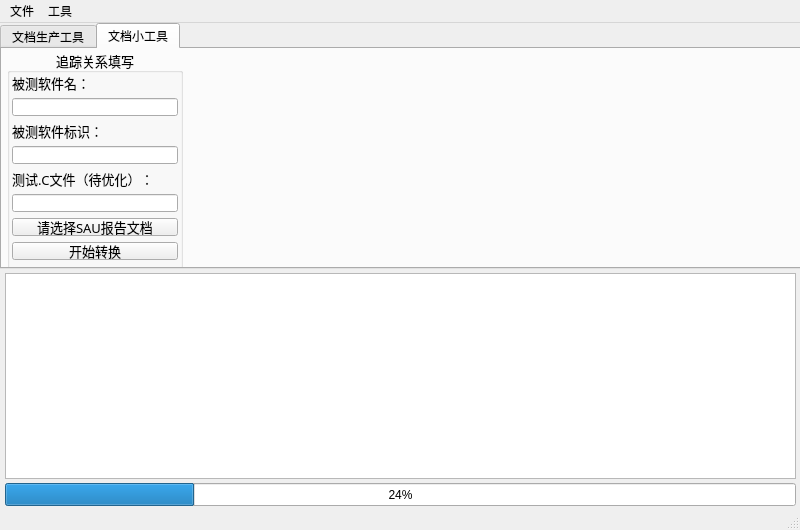
Qt form GUI.ui (ks3356143/newToolforTest) before a commit.
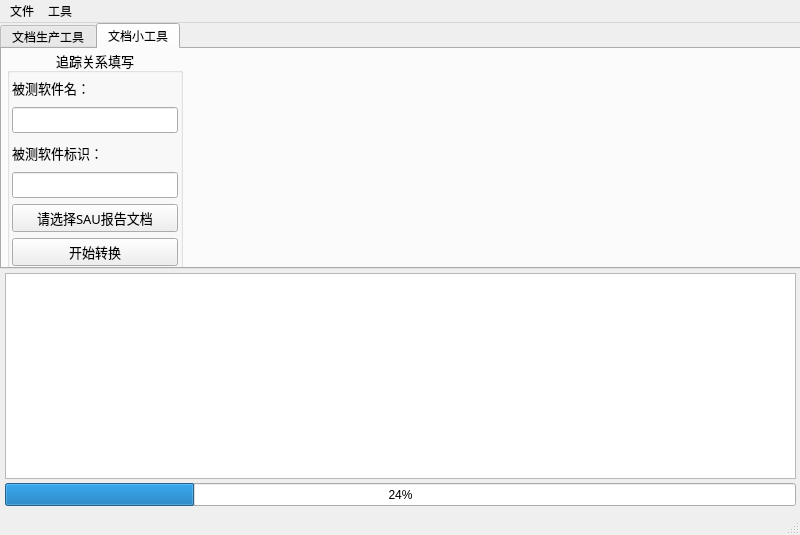
The same form after that commit.

Commit message: 优化UAS保管转换脚本

The edit to the form file:
```diff
--- a/GUI.ui
+++ b/GUI.ui
@@ -7,7 +7,7 @@
     <x>0</x>
     <y>0</y>
     <width>800</width>
-    <height>530</height>
+    <height>535</height>
    </rect>
   </property>
   <property name="windowTitle">
@@ -175,7 +175,7 @@
          <x>5</x>
          <y>25</y>
          <width>166</width>
-         <height>186</height>
+         <height>192</height>
         </rect>
        </property>
        <layout class="QVBoxLayout" name="verticalLayout_3">
@@ -199,16 +199,6 @@
         <item>
          <widget class="QLineEdit" name="lineEdit_3"/>
         </item>
-        <item>
-         <widget class="QLabel" name="label_4">
-          <property name="text">
-           <string>测试.C文件（待优化）：</string>
-          </property>
-         </widget>
-        </item>
-        <item>
-         <widget class="QLineEdit" name="lineEdit_4"/>
-        </item>
         <item>
          <widget class="QPushButton" name="pushButton_7">
           <property name="text">
```
Left out of the diff: 2 changed lines with no effect on the pictures. The commit also changes 6 other files.
